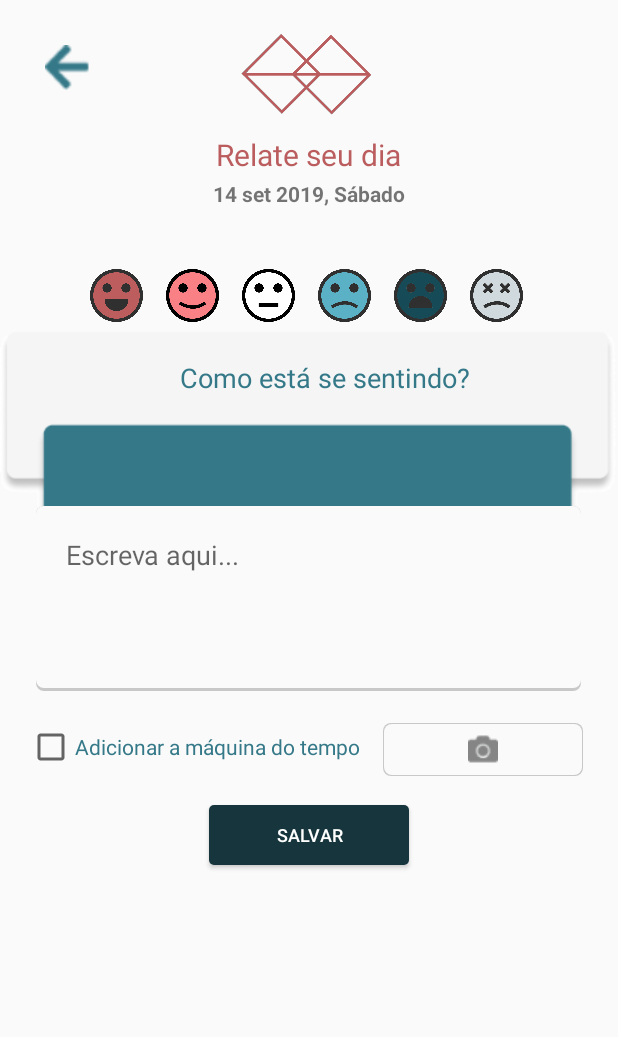
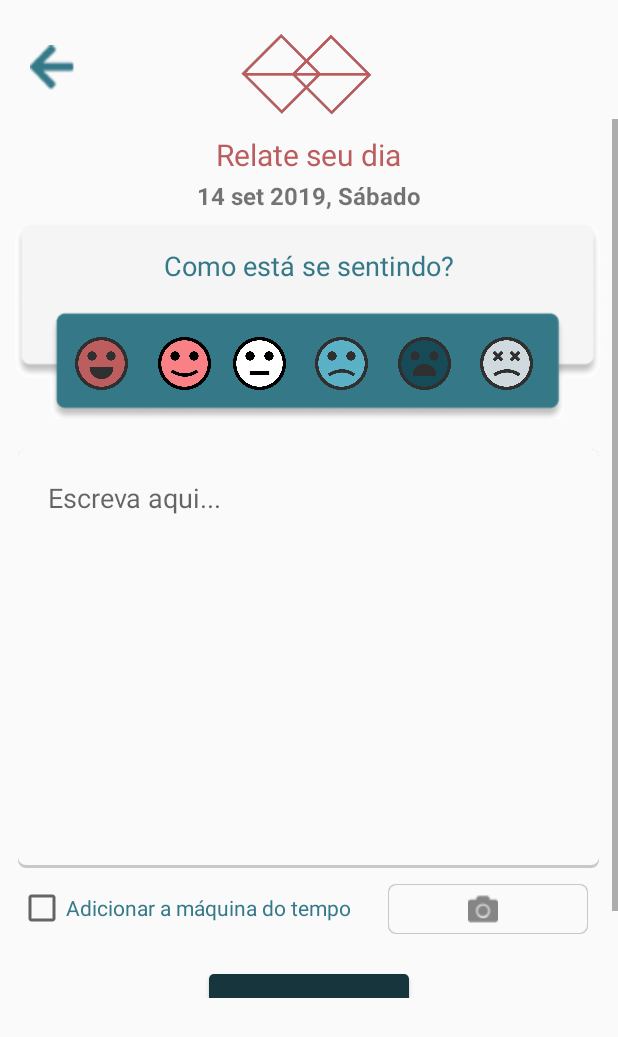
Before and after one commit to carolsbraz/stigma, an Android app: the RelatoActivity screen opened directly, with no data from a screen before it, on a phone screen of 412 x 824 dp. Shown: the top 1037 px of the screen. Run offline under Robolectric (Android 15) with nearby library versions, the phone set to English and light mode, and no system bars; our stand-ins replace Firebase (no records; nobody signed in at launch, a user with empty details on screens opened directly).

Commit message:
com scroll view no Relato

```diff
--- a/AppStigmaLogica/app/src/main/res/layout/activity_mensagem.xml
+++ b/AppStigmaLogica/app/src/main/res/layout/activity_mensagem.xml
@@ -15,7 +15,7 @@
             android:id="@+id/btn_voltar_2"
             android:layout_width="30dp"
             android:layout_height="30dp"
-            android:layout_marginLeft="30dp"
+            android:layout_marginLeft="20dp"
             android:layout_marginTop="30dp"
             android:background="@drawable/voltar" />
 
@@ -127,6 +127,7 @@
         android:layout_width="wrap_content"
         android:layout_height="wrap_content"
         android:layout_gravity="center"
+        android:layout_marginTop="50dp"
         android:src="@drawable/correio" />
 
     <Button
--- a/AppStigmaLogica/app/src/main/res/layout/activity_relato.xml
+++ b/AppStigmaLogica/app/src/main/res/layout/activity_relato.xml
@@ -15,7 +15,7 @@
             android:id="@+id/btn_voltar_1"
             android:layout_width="30dp"
             android:layout_height="30dp"
-            android:layout_marginLeft="30dp"
+            android:layout_marginLeft="20dp"
             android:layout_marginTop="30dp"
             android:background="@drawable/voltar" />
 
@@ -29,8 +29,13 @@
 
     </FrameLayout>
 
+
+    <ScrollView
+        android:layout_width="match_parent"
+        android:layout_height="586dp">
+
         <FrameLayout
-        android:layout_width="wrap_content"
+            android:layout_width="match_parent"
             android:layout_height="wrap_content">
 
             <TextView
@@ -43,145 +48,139 @@
                 android:textColor="@color/rosa"
                 android:textSize="20sp" />
 
+
             <TextView
                 android:id="@+id/textView6"
-            android:layout_width="149dp"
-            android:layout_height="20dp"
-            android:layout_marginStart="131dp"
-            android:layout_marginLeft="131dp"
+                android:layout_width="wrap_content"
+                android:layout_height="wrap_content"
+                android:layout_gravity="center_horizontal"
                 android:layout_marginTop="40dp"
-            android:layout_marginEnd="131dp"
-            android:layout_marginRight="131dp"
                 android:gravity="center"
                 android:text="14 set 2019, Sábado"
+                android:textSize="16sp"
                 android:textStyle="bold" />
 
 
             <ImageView
                 android:id="@+id/imageView3"
-            android:layout_width="wrap_content"
-            android:layout_height="wrap_content"
-            android:layout_gravity="center"
-            android:layout_marginTop="80dp"
+                android:layout_width="392dp"
+                android:layout_height="match_parent"
+                android:layout_gravity="center_horizontal"
+                android:layout_marginTop="45dp"
                 android:src="@drawable/painel" />
+
 
             <TextView
                 android:id="@+id/textView"
-            android:layout_width="433dp"
-            android:layout_height="65dp"
-            android:layout_marginTop="140dp"
-            android:gravity="center"
+                android:layout_width="wrap_content"
+                android:layout_height="wrap_content"
+                android:layout_gravity="center_horizontal"
+                android:layout_marginTop="85dp"
                 android:text="Como está se sentindo?"
                 android:textColor="#357989"
                 android:textSize="18sp" />
-
-        <LinearLayout
-            android:layout_width="match_parent"
-            android:layout_height="match_parent"
-            android:layout_marginTop="100dp"
-            android:orientation="horizontal">
-
 
             <ImageButton
                 android:id="@+id/btn_muitofeliz"
                 android:layout_width="35dp"
                 android:layout_height="35dp"
-                android:layout_marginLeft="60dp"
+                android:layout_marginLeft="50dp"
+                android:layout_marginTop="145dp"
                 android:background="@drawable/happy2" />
 
             <ImageButton
                 android:id="@+id/btn_feliz"
                 android:layout_width="35dp"
                 android:layout_height="35dp"
-                android:layout_marginLeft="15dp"
+                android:layout_marginLeft="105dp"
+                android:layout_marginTop="145dp"
                 android:background="@drawable/happy" />
 
             <ImageButton
                 android:id="@+id/btn_neutro"
                 android:layout_width="35dp"
                 android:layout_height="35dp"
-                android:layout_marginLeft="15dp"
+                android:layout_marginLeft="155dp"
+                android:layout_marginTop="145dp"
                 android:background="@drawable/shocked" />
 
             <ImageButton
                 android:id="@+id/btn_triste"
                 android:layout_width="35dp"
                 android:layout_height="35dp"
-                android:layout_marginLeft="15dp"
+                android:layout_marginLeft="210dp"
+                android:layout_marginTop="145dp"
                 android:background="@drawable/sad" />
 
             <ImageButton
                 android:id="@+id/btn_muitotriste"
                 android:layout_width="35dp"
                 android:layout_height="35dp"
-                android:layout_marginLeft="15dp"
+                android:layout_marginLeft="265dp"
+                android:layout_marginTop="145dp"
                 android:background="@drawable/sad2" />
 
             <ImageButton
                 android:id="@+id/btn_cansado"
                 android:layout_width="35dp"
                 android:layout_height="35dp"
-                android:layout_marginLeft="15dp"
+                android:layout_marginLeft="320dp"
+                android:layout_marginTop="145dp"
                 android:background="@drawable/bad" />
-
-
-        </LinearLayout>
-    </FrameLayout>
 
 
             <EditText
                 android:id="@+id/txt_relato"
-        android:layout_width="363dp"
-        android:layout_height="123dp"
-        android:layout_gravity="center"
+                android:layout_width="387dp"
+                android:layout_height="279dp"
+                android:layout_gravity="center_horizontal"
+                android:layout_marginTop="220dp"
                 android:background="@drawable/caixatext"
                 android:gravity="top"
                 android:hint="Escreva aqui..."
                 android:padding="20dp"
                 android:textSize="18sp" />
 
-
-    <FrameLayout
-        android:layout_width="match_parent"
-        android:layout_height="115dp"
-        android:layout_marginTop="13dp"
-        android:orientation="horizontal">
-
             <View
                 android:layout_width="133dp"
-            android:layout_height="35dp"
+                android:layout_height="33dp"
                 android:layout_gravity="right"
-            android:layout_marginTop="8dp"
-            android:layout_marginRight="23dp"
+                android:layout_marginTop="510dp"
+                android:layout_marginRight="20dp"
                 android:background="@drawable/caixaview" />
 
             <ImageButton
                 android:layout_width="20dp"
                 android:layout_height="22dp"
                 android:layout_gravity="right"
-            android:layout_marginTop="14dp"
+                android:layout_marginTop="515dp"
                 android:layout_marginRight="80dp"
-            android:src="@drawable/images" />
+                android:src="@drawable/camera" />
 
             <CheckBox
                 android:id="@+id/checkBox"
                 android:layout_width="wrap_content"
                 android:layout_height="wrap_content"
-            android:layout_marginLeft="18dp"
-            android:layout_marginTop="8dp"
+                android:layout_marginLeft="12dp"
+                android:layout_marginTop="510dp"
                 android:text="@string/checkbox"
                 android:textColor="@color/azul" />
+
 
             <Button
                 android:id="@+id/btn_salvar"
                 android:layout_width="133dp"
                 android:layout_height="40dp"
-            android:layout_gravity="center"
-            android:layout_marginTop="25dp"
+                android:layout_gravity="center_horizontal"
+                android:layout_marginTop="570dp"
+                android:layout_marginBottom="40dp"
                 android:background="@drawable/btn_color"
-            android:gravity="center"
                 android:text="Salvar"
                 android:textColor="@android:color/background_light"
                 android:textSize="12sp" />
+
+
         </FrameLayout>
+    </ScrollView>
+
 </LinearLayout>
```
Also changed, not shown: AppStigmaLogica/app/src/main/res/drawable/camera.png (renamed from AppStigmaLogica/app/src/main/res/drawable-v24/images.png), AppStigmaLogica/app/src/main/res/drawable/images.png (deleted), AppStigmaLogica/app/src/main/res/drawable/setaleft.png (deleted). Lines whose indentation alone changed are shown as unchanged.
